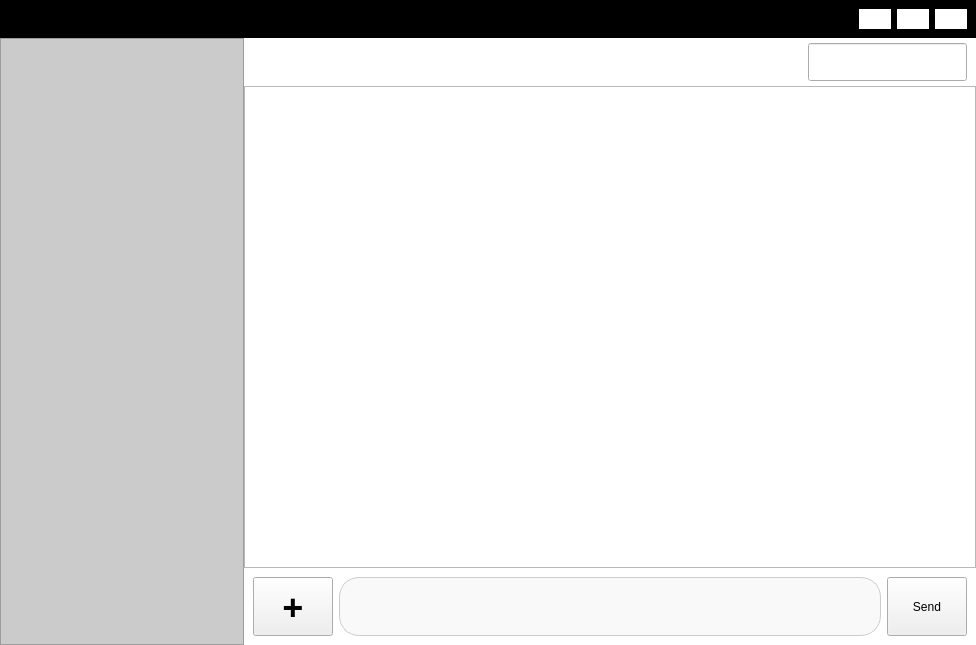
The window that mainwindow.ui (Pin5000ms/QtChat) describes before a commit, drawn with Qt 5.
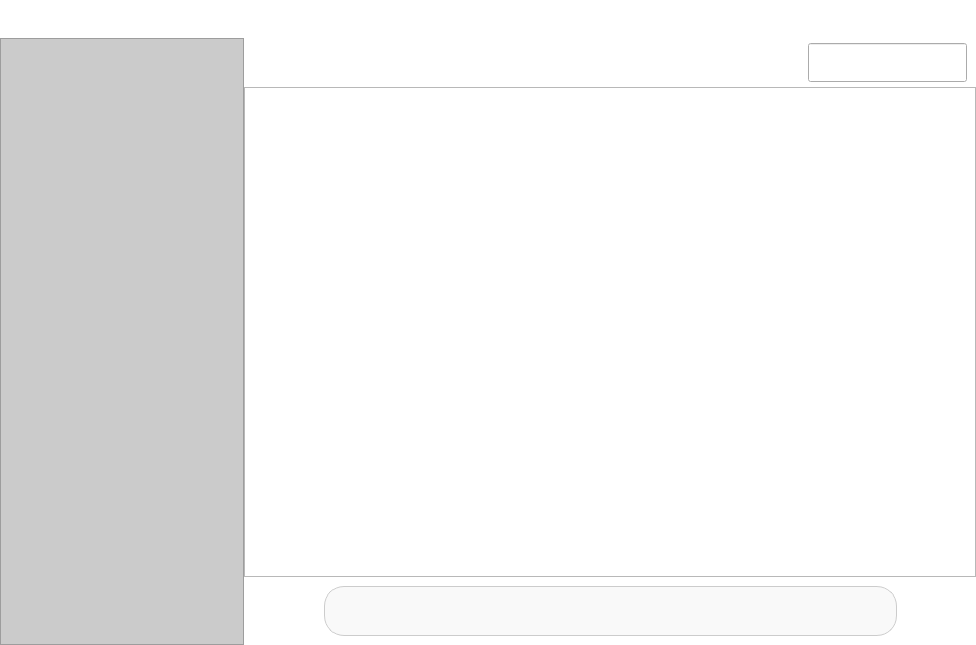
The same window after the commit. Icons and pictures are not drawn. Custom widgets are drawn as their Qt base class.

```diff
--- a/mainwindow.ui
+++ b/mainwindow.ui
@@ -13,7 +13,17 @@
   <property name="windowTitle">
    <string>YouChat</string>
   </property>
+  <property name="styleSheet">
+   <string notr="true">QMainWindow#MainWindow{
+background-color: rgba(255, 255, 255, 0);
+}</string>
+  </property>
   <widget class="QWidget" name="centralwidget">
+   <property name="styleSheet">
+    <string notr="true">QWidget#centralwidget{
+background-color: rgba(255, 255, 255, 0);
+}</string>
+   </property>
    <layout class="QGridLayout" name="gridLayout" rowstretch="1,1,10,1" columnstretch="0,4,12,0,0,0" rowminimumheight="0,0,0,0" columnminimumwidth="0,0,0,0,0,0">
     <property name="leftMargin">
      <number>0</number>
@@ -42,7 +52,7 @@
        </sizepolicy>
       </property>
       <property name="styleSheet">
-       <string notr="true">background-color: rgb(0, 0, 0);</string>
+       <string notr="true"/>
       </property>
       <layout class="QHBoxLayout" name="horizontalLayout_3">
        <item>
@@ -282,15 +292,21 @@
        <item>
         <widget class="QPushButton" name="sendFileButton">
          <property name="sizePolicy">
-          <sizepolicy hsizetype="Minimum" vsizetype="Expanding">
+          <sizepolicy hsizetype="Minimum" vsizetype="Minimum">
            <horstretch>0</horstretch>
            <verstretch>0</verstretch>
           </sizepolicy>
          </property>
+         <property name="minimumSize">
+          <size>
+           <width>30</width>
+           <height>30</height>
+          </size>
+         </property>
          <property name="font">
           <font>
            <family>Agency FB</family>
-           <pointsize>28</pointsize>
+           <pointsize>-1</pointsize>
            <weight>75</weight>
            <bold>true</bold>
           </font>
@@ -298,8 +314,26 @@
          <property name="cursor">
           <cursorShape>PointingHandCursor</cursorShape>
          </property>
+         <property name="styleSheet">
+          <string notr="true">QPushButton {
+    background-color: white;
+	image: url(:/icon/add.png);
+    color: white;
+    border: none;
+	font-size: 24px
+}
+
+QPushButton:hover {
+    background-color: darkgray;
+    border-radius: 5px;  /* 圓角 */
+}
+
+QPushButton:pressed {
+    background-color: lightgray;
+}</string>
+         </property>
          <property name="text">
-          <string>+</string>
+          <string/>
          </property>
          <property name="flat">
           <bool>false</bool>
@@ -347,8 +381,26 @@
          <property name="cursor">
           <cursorShape>PointingHandCursor</cursorShape>
          </property>
+         <property name="styleSheet">
+          <string notr="true">QPushButton {
+    background-color: white;
+	image: url(:/icon/send.png);
+    color: white;
+    border: none;
+	font-size: 24px
+}
+
+QPushButton:hover {
+    background-color: darkgray;
+    border-radius: 5px;  /* 圓角 */
+}
+
+QPushButton:pressed {
+    background-color: lightgray;
+}</string>
+         </property>
          <property name="text">
-          <string>Send</string>
+          <string/>
          </property>
         </widget>
        </item>
```
Left out of the diff: 3 changed lines with no effect on the pictures.
